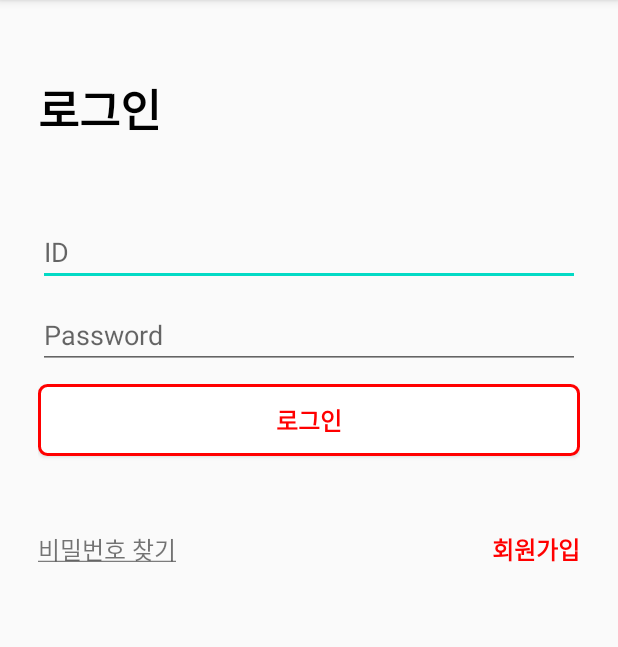
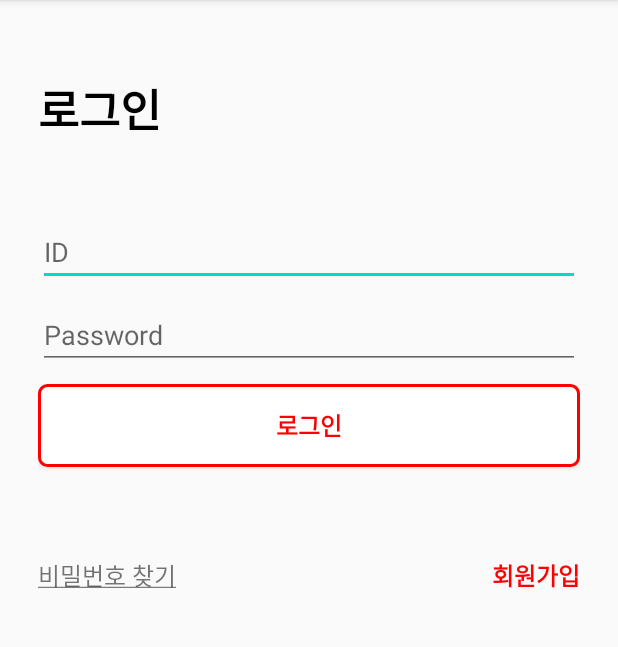
Before and after one commit to cyhaz/uiTestHard01, an Android app: the screen it shows after launch (MainActivity), on a phone screen of 412 x 824 dp, the part 84-731 px from its top. Run offline under Robolectric (Android 15) with nearby library versions, the phone set to English and light mode, and no system bars.

Commit message:
로그인 화면 수정 회원가입 화면 생성

```diff
--- a/app/src/main/AndroidManifest.xml
+++ b/app/src/main/AndroidManifest.xml
@@ -9,6 +9,7 @@
         android:roundIcon="@mipmap/ic_launcher_round"
         android:supportsRtl="true"
         android:theme="@style/AppTheme">
+        <activity android:name=".SignUpActivity"></activity>
         <activity android:name=".MainActivity">
             <intent-filter>
                 <action android:name="android.intent.action.MAIN" />
--- a/app/src/main/res/layout/activity_main.xml
+++ b/app/src/main/res/layout/activity_main.xml
@@ -7,10 +7,10 @@
     android:orientation="vertical"
     android:paddingLeft="25dp"
     android:paddingRight="25dp"
+    android:layout_marginTop="50dp"
     tools:context=".MainActivity">
 
     <TextView
-        android:layout_marginTop="50dp"
         android:layout_width="wrap_content"
         android:layout_height="wrap_content"
         android:text="로그인"
@@ -35,7 +35,7 @@
     <Button
         android:layout_marginTop="10dp"
         android:layout_width="match_parent"
-        android:layout_height="wrap_content"
+        android:layout_height="55dp"
         android:text="로그인"
         android:textColor="#FF0000"
         android:textStyle="bold"
@@ -49,21 +49,29 @@
         android:orientation="horizontal">
 
         <TextView
-            android:layout_width="0dp"
-            android:layout_weight="1"
+            android:layout_width="wrap_content"
             android:layout_height="wrap_content"
             android:text="@string/search_password"
-            android:textSize="16dp"/>
+            android:textSize="16dp"
+            android:paddingTop="10dp"
+            android:paddingBottom="10dp"/>
+
+        // 좌 우 벌려줄때는 weight 1짜리 텍스트뷰 하나 추가해주기
+        <TextView
+            android:layout_width="0dp"
+            android:layout_height="wrap_content"
+            android:layout_weight="1"/>
 
         <TextView
-            android:layout_width="0dp"
-            android:layout_weight="1"
+            android:layout_width="wrap_content"
             android:layout_height="wrap_content"
             android:text="회원가입"
             android:textColor="#FF0000"
             android:textStyle="bold"
             android:gravity="right"
-            android:textSize="16dp"/>
+            android:textSize="16dp"
+            android:paddingTop="10dp"
+            android:paddingBottom="10dp"/>
 
 
     </LinearLayout>
```
Also changed, not shown: app/src/main/java/kr/co/tjoeun/uitesthard01/SignUpActivity.java (added, +14 -0 lines), app/src/main/res/layout/activity_sign_up.xml (added, +11 -0 lines).
